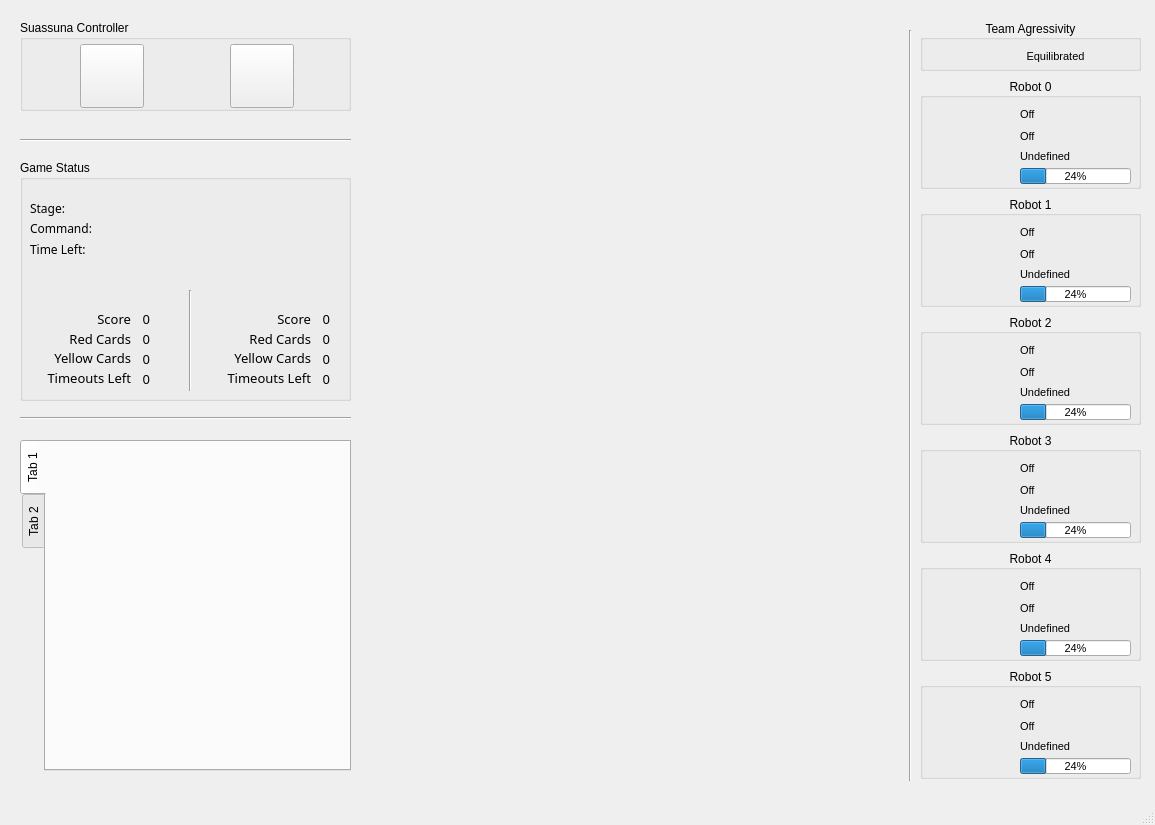
This is entity/coachview/mainwindow.ui in MaracatronicsRobotics/Armorial-Suassuna-Legacy as Qt 5 draws it before an edit. The edited form follows.
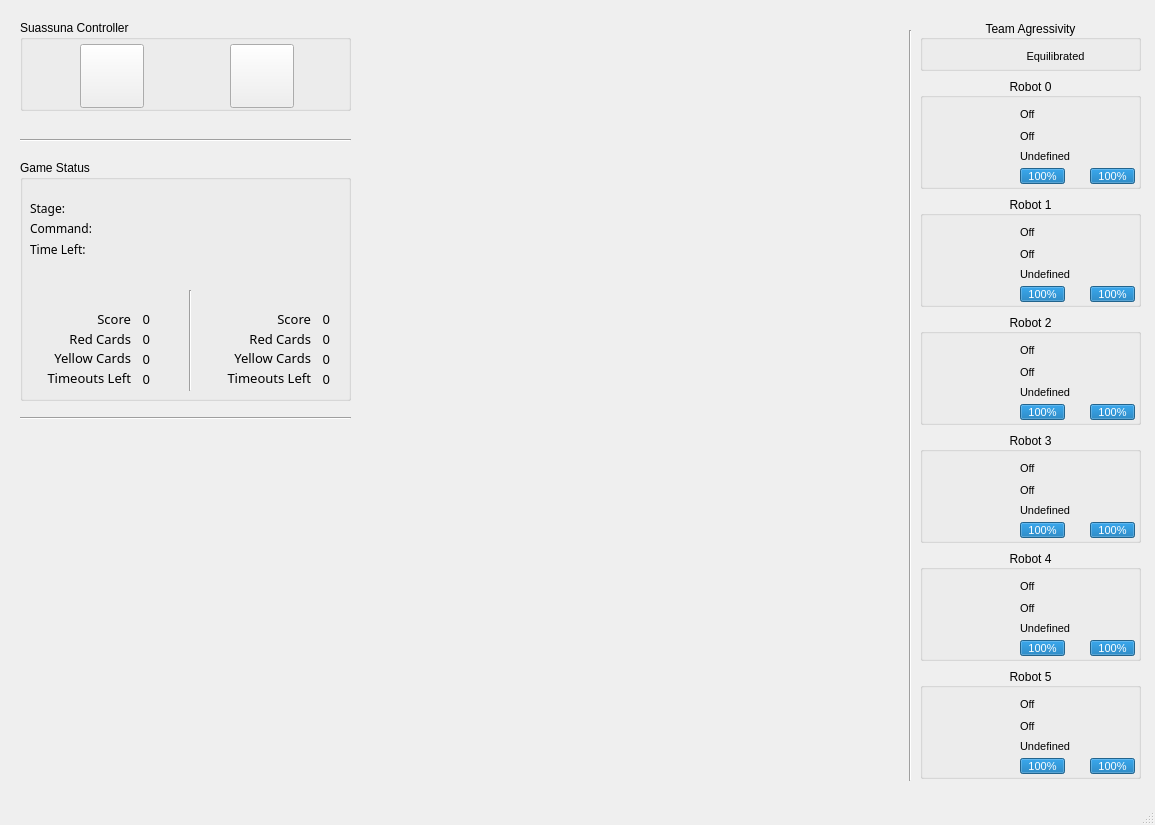
This is the edited form. Icons and pictures are not drawn. Custom widgets are drawn as their Qt base class.

Diff of the .ui file:
```diff
--- a/entity/coachview/mainwindow.ui
+++ b/entity/coachview/mainwindow.ui
@@ -60,7 +60,7 @@
       <rect>
        <x>100</x>
        <y>90</y>
-       <width>111</width>
+       <width>45</width>
        <height>16</height>
       </rect>
      </property>
@@ -73,7 +73,7 @@
       <bool>false</bool>
      </property>
      <property name="value">
-      <number>24</number>
+      <number>100</number>
      </property>
     </widget>
     <widget class="QLabel" name="label">
@@ -206,6 +206,46 @@
       <string>Undefined</string>
      </property>
     </widget>
+    <widget class="QLabel" name="label_10">
+     <property name="geometry">
+      <rect>
+       <x>150</x>
+       <y>90</y>
+       <width>16</width>
+       <height>16</height>
+      </rect>
+     </property>
+     <property name="text">
+      <string/>
+     </property>
+     <property name="pixmap">
+      <pixmap resource="../../rsc.qrc">:/textures/textures/chute.png</pixmap>
+     </property>
+     <property name="scaledContents">
+      <bool>true</bool>
+     </property>
+    </widget>
+    <widget class="QProgressBar" name="chute_1">
+     <property name="geometry">
+      <rect>
+       <x>170</x>
+       <y>90</y>
+       <width>45</width>
+       <height>16</height>
+      </rect>
+     </property>
+     <property name="font">
+      <font>
+       <pointsize>8</pointsize>
+      </font>
+     </property>
+     <property name="autoFillBackground">
+      <bool>false</bool>
+     </property>
+     <property name="value">
+      <number>100</number>
+     </property>
+    </widget>
    </widget>
    <widget class="QGroupBox" name="groupBox_2">
     <property name="geometry">
@@ -246,7 +286,7 @@
       <rect>
        <x>100</x>
        <y>90</y>
-       <width>111</width>
+       <width>45</width>
        <height>16</height>
       </rect>
      </property>
@@ -256,7 +296,7 @@
       </font>
      </property>
      <property name="value">
-      <number>24</number>
+      <number>100</number>
      </property>
     </widget>
     <widget class="QLabel" name="label_2">
@@ -389,6 +429,46 @@
       <bool>true</bool>
      </property>
     </widget>
+    <widget class="QLabel" name="label_11">
+     <property name="geometry">
+      <rect>
+       <x>150</x>
+       <y>90</y>
+       <width>16</width>
+       <height>16</height>
+      </rect>
+     </property>
+     <property name="text">
+      <string/>
+     </property>
+     <property name="pixmap">
+      <pixmap resource="../../rsc.qrc">:/textures/textures/chute.png</pixmap>
+     </property>
+     <property name="scaledContents">
+      <bool>true</bool>
+     </property>
+    </widget>
+    <widget class="QProgressBar" name="chute_2">
+     <property name="geometry">
+      <rect>
+       <x>170</x>
+       <y>90</y>
+       <width>45</width>
+       <height>16</height>
+      </rect>
+     </property>
+     <property name="font">
+      <font>
+       <pointsize>8</pointsize>
+      </font>
+     </property>
+     <property name="autoFillBackground">
+      <bool>false</bool>
+     </property>
+     <property name="value">
+      <number>100</number>
+     </property>
+    </widget>
    </widget>
    <widget class="QGroupBox" name="groupBox_3">
     <property name="geometry">
@@ -429,7 +509,7 @@
       <rect>
        <x>100</x>
        <y>90</y>
-       <width>111</width>
+       <width>45</width>
        <height>16</height>
       </rect>
      </property>
@@ -439,7 +519,7 @@
       </font>
      </property>
      <property name="value">
-      <number>24</number>
+      <number>100</number>
      </property>
     </widget>
     <widget class="QLabel" name="label_3">
@@ -572,6 +652,46 @@
       <bool>true</bool>
      </property>
     </widget>
+    <widget class="QLabel" name="label_12">
+     <property name="geometry">
+      <rect>
+       <x>150</x>
+       <y>90</y>
+       <width>16</width>
+       <height>16</height>
+      </rect>
+     </property>
+     <property name="text">
+      <string/>
+     </property>
+     <property name="pixmap">
+      <pixmap resource="../../rsc.qrc">:/textures/textures/chute.png</pixmap>
+     </property>
+     <property name="scaledContents">
+      <bool>true</bool>
+     </property>
+    </widget>
+    <widget class="QProgressBar" name="chute_3">
+     <property name="geometry">
+      <rect>
+       <x>170</x>
+       <y>90</y>
+       <width>45</width>
+       <height>16</height>
+      </rect>
+     </property>
+     <property name="font">
+      <font>
+       <pointsize>8</pointsize>
+      </font>
+     </property>
+     <property name="autoFillBackground">
+      <bool>false</bool>
+     </property>
+     <property name="value">
+      <number>100</number>
+     </property>
+    </widget>
    </widget>
    <widget class="QGroupBox" name="groupBox_4">
     <property name="geometry">
@@ -612,7 +732,7 @@
       <rect>
        <x>100</x>
        <y>90</y>
-       <width>111</width>
+       <width>45</width>
        <height>16</height>
       </rect>
      </property>
@@ -622,7 +742,7 @@
       </font>
      </property>
      <property name="value">
-      <number>24</number>
+      <number>100</number>
      </property>
     </widget>
     <widget class="QLabel" name="label_4">
@@ -755,6 +875,46 @@
       <bool>true</bool>
      </property>
     </widget>
+    <widget class="QProgressBar" name="chute_4">
+     <property name="geometry">
+      <rect>
+       <x>170</x>
+       <y>90</y>
+       <width>45</width>
+       <height>16</height>
+      </rect>
+     </property>
+     <property name="font">
+      <font>
+       <pointsize>8</pointsize>
+      </font>
+     </property>
+     <property name="autoFillBackground">
+      <bool>false</bool>
+     </property>
+     <property name="value">
+      <number>100</number>
+     </property>
+    </widget>
+    <widget class="QLabel" name="label_13">
+     <property name="geometry">
+      <rect>
+       <x>150</x>
+       <y>90</y>
+       <width>16</width>
+       <height>16</height>
+      </rect>
+     </property>
+     <property name="text">
+      <string/>
+     </property>
+     <property name="pixmap">
+      <pixmap resource="../../rsc.qrc">:/textures/textures/chute.png</pixmap>
+     </property>
+     <property name="scaledContents">
+      <bool>true</bool>
+     </property>
+    </widget>
    </widget>
    <widget class="QGroupBox" name="groupBox_5">
     <property name="geometry">
@@ -795,7 +955,7 @@
       <rect>
        <x>100</x>
        <y>90</y>
-       <width>111</width>
+       <width>45</width>
        <height>16</height>
       </rect>
      </property>
@@ -805,7 +965,7 @@
       </font>
      </property>
      <property name="value">
-      <number>24</number>
+      <number>100</number>
      </property>
     </widget>
     <widget class="QLabel" name="label_5">
@@ -938,6 +1098,46 @@
       <bool>true</bool>
      </property>
     </widget>
+    <widget class="QProgressBar" name="chute_5">
+     <property name="geometry">
+      <rect>
+       <x>170</x>
+       <y>90</y>
+       <width>45</width>
+       <height>16</height>
+      </rect>
+     </property>
+     <property name="font">
+      <font>
+       <pointsize>8</pointsize>
+      </font>
+     </property>
+     <property name="autoFillBackground">
+      <bool>false</bool>
+     </property>
+     <property name="value">
+      <number>100</number>
+     </property>
+    </widget>
+    <widget class="QLabel" name="label_14">
+     <property name="geometry">
+      <rect>
+       <x>150</x>
+       <y>90</y>
+       <width>16</width>
+       <height>16</height>
+      </rect>
+     </property>
+     <property name="text">
+      <string/>
+     </property>
+     <property name="pixmap">
+      <pixmap resource="../../rsc.qrc">:/textures/textures/chute.png</pixmap>
+     </property>
+     <property name="scaledContents">
+      <bool>true</bool>
+     </property>
+    </widget>
    </widget>
    <widget class="QGroupBox" name="groupBox_6">
     <property name="geometry">
@@ -978,7 +1178,7 @@
       <rect>
        <x>100</x>
        <y>90</y>
-       <width>111</width>
+       <width>45</width>
        <height>16</height>
       </rect>
      </property>
@@ -988,7 +1188,7 @@
       </font>
      </property>
      <property name="value">
-      <number>24</number>
+      <number>100</number>
      </property>
     </widget>
     <widget class="QLabel" name="label_6">
@@ -1121,6 +1321,46 @@
       <bool>true</bool>
      </property>
     </widget>
+    <widget class="QProgressBar" name="chute_6">
+     <property name="geometry">
+      <rect>
+       <x>170</x>
+       <y>90</y>
+       <width>45</width>
+       <height>16</height>
+      </rect>
+     </property>
+     <property name="font">
+      <font>
+       <pointsize>8</pointsize>
+      </font>
+     </property>
+     <property name="autoFillBackground">
+      <bool>false</bool>
+     </property>
+     <property name="value">
+      <number>100</number>
+     </property>
+    </widget>
+    <widget class="QLabel" name="label_15">
+     <property name="geometry">
+      <rect>
+       <x>150</x>
+       <y>90</y>
+       <width>16</width>
+       <height>16</height>
+      </rect>
+     </property>
+     <property name="text">
+      <string/>
+     </property>
+     <property name="pixmap">
+      <pixmap resource="../../rsc.qrc">:/textures/textures/chute.png</pixmap>
+     </property>
+     <property name="scaledContents">
+      <bool>true</bool>
+     </property>
+    </widget>
    </widget>
    <widget class="Line" name="line">
     <property name="geometry">
@@ -1669,32 +1909,6 @@
      <enum>Qt::Horizontal</enum>
     </property>
    </widget>
-   <widget class="QTabWidget" name="tabWidget">
-    <property name="geometry">
-     <rect>
-      <x>20</x>
-      <y>440</y>
-      <width>331</width>
-      <height>331</height>
-     </rect>
-    </property>
-    <property name="tabPosition">
-     <enum>QTabWidget::West</enum>
-    </property>
-    <property name="currentIndex">
-     <number>0</number>
-    </property>
-    <widget class="QWidget" name="tab">
-     <attribute name="title">
-      <string>Tab 1</string>
-     </attribute>
-    </widget>
-    <widget class="QWidget" name="tab_2">
-     <attribute name="title">
-      <string>Tab 2</string>
-     </attribute>
-    </widget>
-   </widget>
    <widget class="MyCanvas" name="samico" native="true">
     <property name="geometry">
      <rect>
```
Left out of the diff: 21 changed lines with no effect on the pictures.
